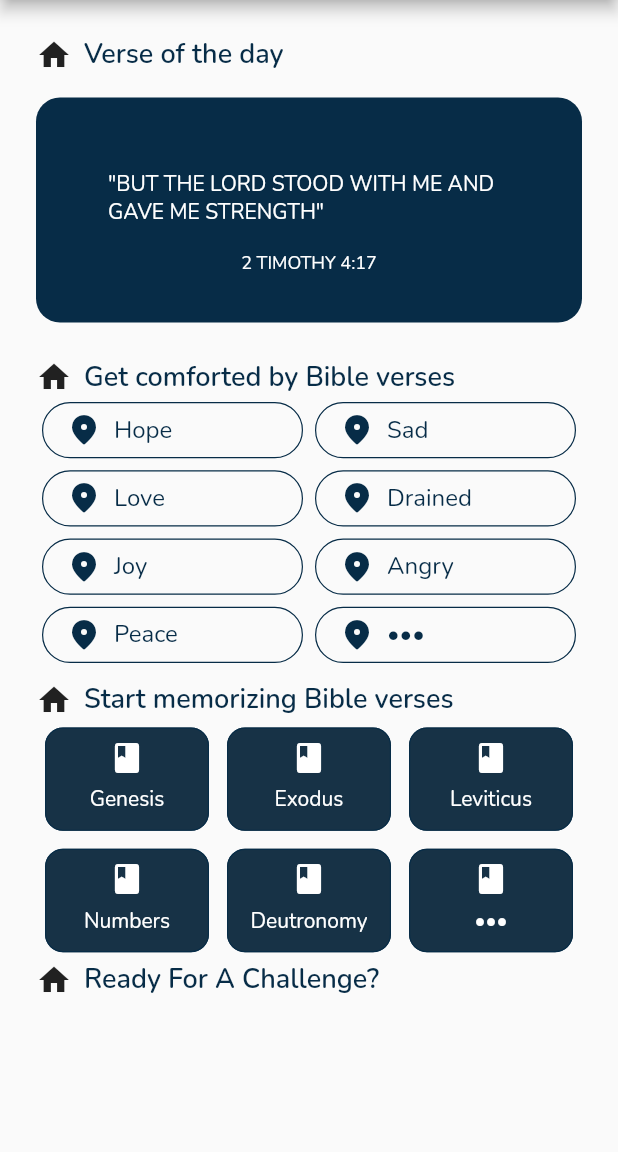
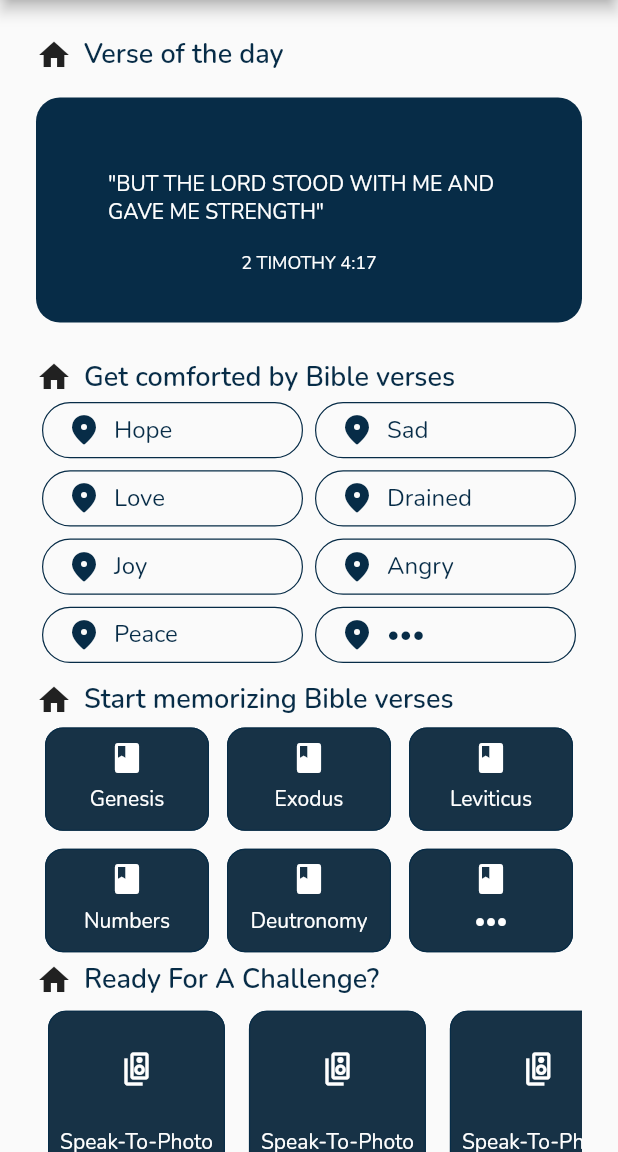
Before and after one commit to MemoryLamp/memorylamp-mobile, a Flutter app: the HomeScreen screen opened by its route, on a phone screen of 412 x 824 dp, the part 84-1236 px from its top. Run offline on Flutter 3.47's test engine with Material 2 defaults, Android fonts, the phone set to English and light mode, and no system bars.

Commit message:
add games list

```diff
--- /dev/null
+++ b/lib/api/models/game.dart
@@ -0,0 +1,8 @@
+import 'package:flutter/cupertino.dart';
+
+class Game {
+  final String name;
+  final IconData icon;
+
+  const Game({required this.name, required this.icon});
+}
--- a/lib/screens/home.dart
+++ b/lib/screens/home.dart
@@ -1,5 +1,7 @@
 import 'package:flutter/material.dart';
 import 'package:memory_lamp/api/models/emotion.dart';
+import 'package:memory_lamp/api/models/game.dart';
+import 'package:memory_lamp/helpers/size_mq.dart';
 import 'package:memory_lamp/theming/ml_colors.dart';
 import 'package:memory_lamp/theming/ml_font.dart';
 import 'package:memory_lamp/widgets/buttons/ml_outlined_button.dart';
@@ -173,6 +175,16 @@ class HomeScreen extends StatelessWidget {
   }
 
   Column _games() {
+    const List<Game> _gameList = [
+      const Game(name: "Speak-To-Photo", icon: Icons.speaker_group_outlined),
+      const Game(name: "Speak-To-Photo", icon: Icons.speaker_group_outlined),
+      const Game(name: "Speak-To-Photo", icon: Icons.speaker_group_outlined),
+      const Game(name: "Speak-To-Photo", icon: Icons.speaker_group_outlined),
+      const Game(name: "Speak-To-Photo", icon: Icons.speaker_group_outlined),
+      const Game(
+          name: "Fill In The Blanks", icon: Icons.speaker_group_outlined),
+    ];
+
     return Column(
       children: [
         LabeledIcon(
@@ -182,7 +194,49 @@ class HomeScreen extends StatelessWidget {
             style: MLFont.bannerText01,
           ),
         ),
+        SizedBox(
+          height: SizeMQ.height! * .2,
+          child: SingleChildScrollView(
+            scrollDirection: Axis.horizontal,
+            child: Row(
+              children: List.generate(
+                _gameList.length,
+                (int index) => Padding(
+                  padding: const EdgeInsets.all(8.0),
+                  child: MLTextButton(
+                    onPressed: () => print("nothing here yet"),
+                    child: LabeledIcon(
+                      direction: Axis.vertical,
+                      icon: Expanded(child: Icon(_gameList[index].icon)),
+                      label: Expanded(
+                        child: MLText(
+                          _gameList[index].name,
+                          fontSize: MLFont.mediumSmall,
+                        ),
+                      ),
+                    ),
+                  ),
+                ),
+              ),
+            ),
+          ),
+        )
       ],
     );
+    // ListView.builder(
+    //   itemCount: _gameList.length,
+    //   itemBuilder: (BuildContext context, int index) {
+    //     return LabeledIcon(
+    //       direction: Axis.vertical,
+    //       icon: Expanded(child: Icon(_gameList[index].icon)),
+    //       label: Expanded(
+    //         child: MLText(
+    //           _gameList[index].name,
+    //           fontSize: MLFont.mediumSmall,
+    //         ),
+    //       ),
+    //     );
+    //   },
+    // )
   }
 }
--- a/lib/widgets/ml_container.dart
+++ b/lib/widgets/ml_container.dart
@@ -6,6 +6,7 @@ class MLContainer extends StatelessWidget {
   final EdgeInsetsGeometry? padding;
   final EdgeInsetsGeometry? margin;
   final BorderRadius? borderRadius;
+  final double? height;
 
   const MLContainer({
     required this.child,
@@ -13,11 +14,13 @@ class MLContainer extends StatelessWidget {
     this.padding,
     this.margin,
     this.borderRadius,
+    this.height,
   });
 
   @override
   Widget build(BuildContext context) {
     return Container(
+      height: height,
       margin: margin,
       padding: padding,
       decoration: BoxDecoration(
```
